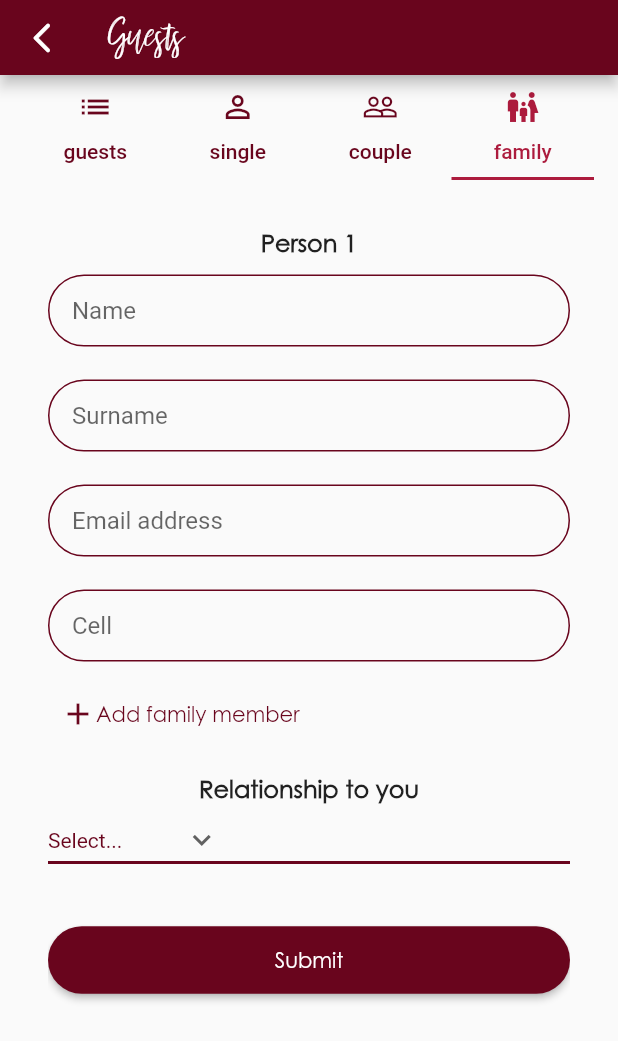
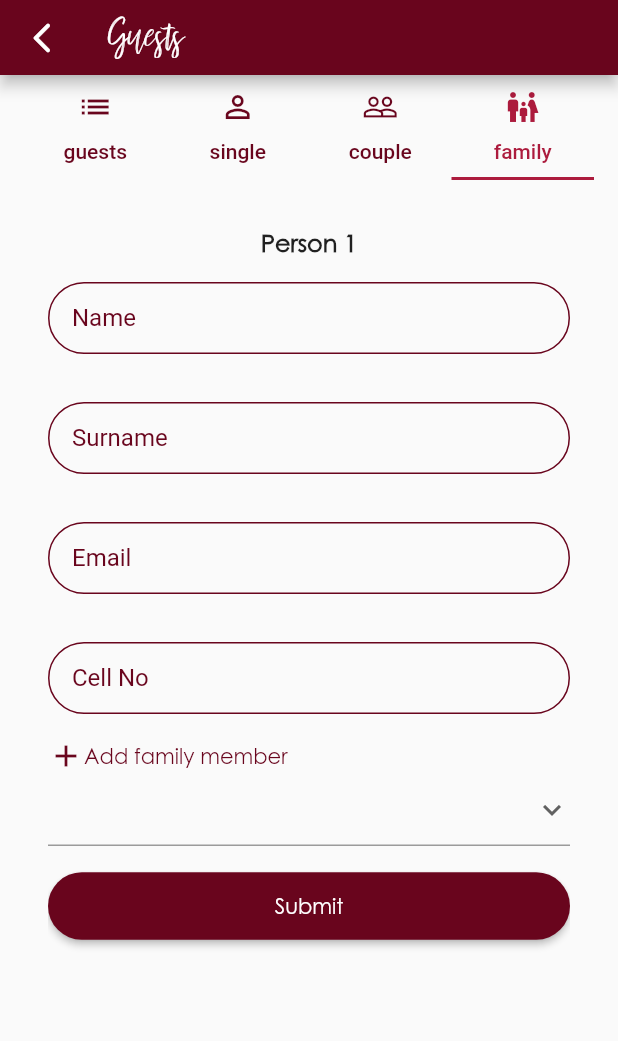
Before and after one commit to JAnokhina/wedding_planner, a Flutter app: the GuestsPage screen opened by its route, tab 4 chosen, on a phone screen of 412 x 824 dp. Shown: the top 1041 px of the screen. Run offline on Flutter 3.47's test engine with Material 2 defaults, Android fonts, the phone set to English and light mode, and no system bars; drawn by our look-alikes of flutter_form_builder; our stand-ins replace cloud_firestore, firebase_auth, firebase_core, flutter_rating_bar, flutter_svg, full_screen_image_null_safe and 5 more; missing offline and left inert: map_launcher; accounts and stored records are empty.

Commit message:
family guest adding successfully

```diff
--- a/lib/screens/guests/guests.dart
+++ b/lib/screens/guests/guests.dart
@@ -334,7 +334,7 @@ class _GuestsPageState extends State<GuestsPage> {
               }
 
               guestState.addGuestsssss(guests: guestsToAdd);
-              // coupleGuestFormKey.currentState?.reset();
+              coupleGuestFormKey.currentState?.reset();
 
               //Todo add validation that the call actually worked
               ScaffoldMessenger.of(context).showSnackBar(const SnackBar(
@@ -347,18 +347,22 @@ class _GuestsPageState extends State<GuestsPage> {
     ));
   }
 
-  List<Widget> guestForms = [];
+  int familyCount = 1;
   Widget familyGuestForm() {
-    return ListView(
-      children: [
-        guestDetails(1),
-        for (int i = 1; i <= guestForms.length; i++) ...[
-          guestDetails(i + 1),
-        ],
-        TextButton(
-            onPressed: () {
+    final guestState = Provider.of<GuestState>(context);
+
+    return SingleChildScrollView(
+        child: FormBuilder(
+      key: familyGuestFormKey,
+      child: Column(
+        mainAxisSize: MainAxisSize.max,
+        mainAxisAlignment: MainAxisAlignment.spaceEvenly,
+        children: <Widget>[
+          for (int i = 1; i <= familyCount; i++) dynamicForm(i),
+          InkWell(
+            onTap: () {
               setState(() {
-                guestForms.add(guestDetails(guestForms.length + 1));
+                familyCount++;
               });
             },
             child: Row(
@@ -372,12 +376,15 @@ class _GuestsPageState extends State<GuestsPage> {
                   style: TextStyle(color: AppColours.primary),
                 )
               ],
-            )),
-        if (guestForms.length >= 1) ...[
-          TextButton(
-              onPressed: () {
+            ),
+          ),
+          if (familyCount >= 2) ...[
+            Padding(
+              padding: const EdgeInsets.symmetric(vertical: 10),
+              child: InkWell(
+                onTap: () {
                   setState(() {
-                  guestForms.removeAt(guestForms.length - 1);
+                    familyCount--;
                   });
                 },
                 child: Row(
@@ -391,49 +398,145 @@ class _GuestsPageState extends State<GuestsPage> {
                       style: TextStyle(color: AppColours.primary),
                     )
                   ],
-              )),
+                ),
+              ),
+            ),
           ],
-        const Center(
-          child: Heading(heading: 'Relationship to you'),
+          FormBuilderDropdown(
+            name: 'relationship',
+            icon: const Icon(Icons.keyboard_arrow_down_outlined),
+            elevation: 16,
+            style: const TextStyle(color: AppColours.primary),
+            items: <String>[
+              'Select...',
+              'Family',
+              'Wedding Party',
+              'Friend',
+              'Family Friend'
+            ].map<DropdownMenuItem<String>>((String value) {
+              return DropdownMenuItem<String>(
+                value: value,
+                child: Text(value),
+              );
+            }).toList(),
           ),
-        const DropdownMenu(),
-        Padding(
-          padding: const EdgeInsets.symmetric(vertical: 16),
-          child: SubmitButton(buttonName: 'Submit', onPressedFunction: () {}),
-        )
-      ],
-    );
+          SubmitButton(
+            buttonName: 'Submit',
+            onPressedFunction: () {
+              familyGuestFormKey.currentState?.save();
+              List<GuestModel> guestsToAdd = [];
+
+              for (int i = 1; i <= familyCount; i++) {
+                guestsToAdd.add(GuestModel(
+                    name:
+                        '${familyGuestFormKey.currentState?.fields['name$i']?.value} ${familyGuestFormKey.currentState?.fields['surname$i']?.value}',
+                    email:
+                        '${familyGuestFormKey.currentState?.fields['email$i']?.value}',
+                    cell:
+                        '${familyGuestFormKey.currentState?.fields['cell$i']?.value}',
+                    relationship:
+                        '${familyGuestFormKey.currentState?.fields['relationship']?.value}',
+                    rsvpStatus: false));
               }
 
-  Widget guestDetails(int guestNumber) {
-    TextEditingController nameController = TextEditingController();
-    TextEditingController surnameController = TextEditingController();
-    TextEditingController emailController = TextEditingController();
-    TextEditingController cellController = TextEditingController();
-    return Column(
-      children: [
-        Heading(heading: 'Person $guestNumber'),
-        TextFormEntry(
-            hintText: 'Name',
-            keyboardType: TextInputType.name,
-            textController: nameController),
-        TextFormEntry(
-          hintText: 'Surname',
-          keyboardType: TextInputType.name,
-          textController: surnameController,
+              guestState.addGuestsssss(guests: guestsToAdd);
+              // familyGuestFormKey.currentState?.reset();
+
+              //Todo add validation that the call actually worked
+              ScaffoldMessenger.of(context).showSnackBar(const SnackBar(
+                content: Text('Guest added successfully'),
+              ));
+            },
           ),
-        TextFormEntry(
-          hintText: 'Email address',
-          keyboardType: TextInputType.emailAddress,
-          textController: emailController,
+        ],
       ),
-        TextFormEntry(
-            hintText: 'Cell',
-            keyboardType: TextInputType.phone,
-            textController: cellController),
-      ],
-    );
+    ));
+
+    // return ListView(
+    //   children: [
+    //     guestDetails(1),
+    //     for (int i = 1; i <= guestForms.length; i++) ...[
+    //       guestDetails(i + 1),
+    //     ],
+    //     TextButton(
+    //         onPressed: () {
+    //           setState(() {
+    //             guestForms.add(guestDetails(guestForms.length + 1));
+    //           });
+    //         },
+    //         child: Row(
+    //           children: const [
+    //             Icon(
+    //               Icons.add,
+    //               color: AppColours.primary,
+    //             ),
+    //             Text(
+    //               'Add family member',
+    //               style: TextStyle(color: AppColours.primary),
+    //             )
+    //           ],
+    //         )),
+    //     if (guestForms.length >= 1) ...[
+    //       TextButton(
+    //           onPressed: () {
+    //             setState(() {
+    //               guestForms.removeAt(guestForms.length - 1);
+    //             });
+    //           },
+    //           child: Row(
+    //             children: const [
+    //               Icon(
+    //                 Icons.remove,
+    //                 color: AppColours.primary,
+    //               ),
+    //               Text(
+    //                 'Remove family member',
+    //                 style: TextStyle(color: AppColours.primary),
+    //               )
+    //             ],
+    //           )),
+    //     ],
+    //     const Center(
+    //       child: Heading(heading: 'Relationship to you'),
+    //     ),
+    //     const DropdownMenu(),
+    //     Padding(
+    //       padding: const EdgeInsets.symmetric(vertical: 16),
+    //       child: SubmitButton(buttonName: 'Submit', onPressedFunction: () {}),
+    //     )
+    //   ],
+    // );
   }
+  //
+  // Widget guestDetails(int guestNumber) {
+  //   TextEditingController nameController = TextEditingController();
+  //   TextEditingController surnameController = TextEditingController();
+  //   TextEditingController emailController = TextEditingController();
+  //   TextEditingController cellController = TextEditingController();
+  //   return Column(
+  //     children: [
+  //       Heading(heading: 'Person $guestNumber'),
+  //       TextFormEntry(
+  //           hintText: 'Name',
+  //           keyboardType: TextInputType.name,
+  //           textController: nameController),
+  //       TextFormEntry(
+  //         hintText: 'Surname',
+  //         keyboardType: TextInputType.name,
+  //         textController: surnameController,
+  //       ),
+  //       TextFormEntry(
+  //         hintText: 'Email address',
+  //         keyboardType: TextInputType.emailAddress,
+  //         textController: emailController,
+  //       ),
+  //       TextFormEntry(
+  //           hintText: 'Cell',
+  //           keyboardType: TextInputType.phone,
+  //           textController: cellController),
+  //     ],
+  //   );
+  // }
 
   Widget dynamicForm(int guestNr) {
     return Column(children: [
```
Lines whose indentation alone changed are shown as unchanged.
